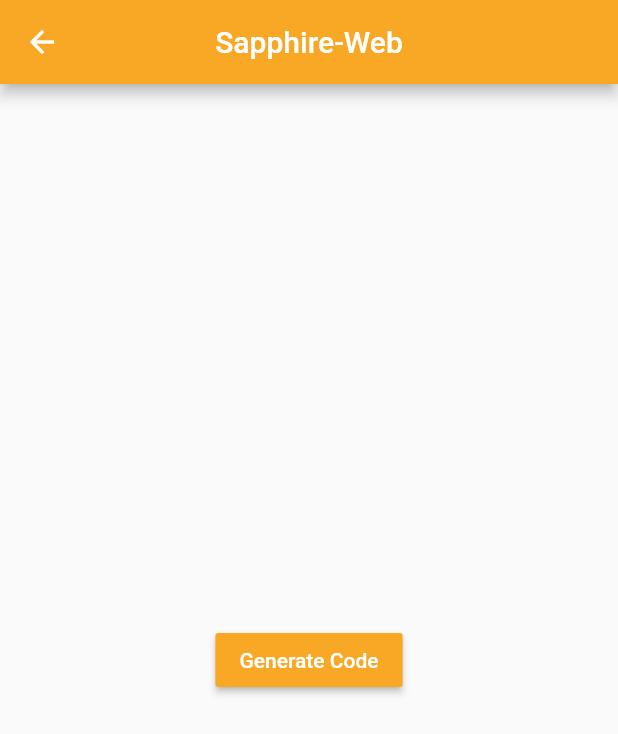
After one commit to skillybaba/sapphiremeet, a Flutter app: the Sapphireweb screen opened by its route, after a tap on "Generate Code", on a phone screen of 412 x 824 dp. The commit adds this screen. Shown: the top 734 px of the screen. Run offline on Flutter 3.47's test engine with Material 2 defaults, Android fonts, the phone set to English and light mode, and no system bars; our stand-ins replace circular_profile_avatar, cloud_firestore, contacts_service, country_code_picker, firebase_auth, firebase_core and 11 more; missing offline and left inert: clipboard, dash_chat, flutter_gradient_colors, flutter_simple_calculator, jitsi_meet, razorpay_flutter and 1 more; accounts and stored records are empty.

Commit message:
21-10-2020'

```diff
--- a/lib/main.dart
+++ b/lib/main.dart
@@ -2,6 +2,7 @@ import 'package:application/screens/aboutus.dart';
 import 'package:application/screens/calculator.dart';
 import 'package:application/screens/contactus.dart';
 import 'package:application/screens/meetHistory.dart';
+import 'package:application/screens/sapphireweb.dart';
 import 'package:application/screens/settings.dart';
 import 'package:flutter/material.dart';
 import './screens/auth.dart';
@@ -36,6 +37,7 @@ void main() {
         "/History":(context)=> History(),
         '/contactus':(context)=> Contactus(),
         '/aboutus' :(context) => Aboutus(),
+        '/web':(context)=> Sapphireweb(),
       },
     ));
 }
--- a/lib/screens/home.dart
+++ b/lib/screens/home.dart
@@ -65,17 +65,20 @@ class _HomeState extends State<Home> {
     return Scaffold(
       key: key,
       drawer: Drawer(
+          child: SingleChildScrollView(
               child: Column(children: [
         UserAccountsDrawerHeader(
           decoration: BoxDecoration(
             color: Colors.yellow[800],
           ),
-          accountName: Text(pref.getStringList('your info')[1],style: TextStyle(fontSize:16),),
-          accountEmail: Text(pref.getStringList('your info')[0],style:TextStyle(fontSize: 14)),
-          currentAccountPicture:
-                  dp != null
+          accountName: Text(
+            pref.getStringList('your info')[1],
+            style: TextStyle(fontSize: 16),
+          ),
+          accountEmail: Text(pref.getStringList('your info')[0],
+              style: TextStyle(fontSize: 14)),
+          currentAccountPicture: dp != null
               ? Container(
-
                   child: FlatButton(
                       onPressed: () async {
                         await showCupertinoDialog(
@@ -89,15 +92,15 @@ class _HomeState extends State<Home> {
                                         FlatButton(
                                             onPressed: () async {
                                               Navigator.pop(context);
-                                                      var crop =
-                                                          await ImageSelect(
-                                                                  context:
-                                                                      context)
+                                              var crop = await ImageSelect(
+                                                      context: context)
                                                   .image();
- setState((){dpcheck=true;});
+                                              setState(() {
+                                                dpcheck = true;
+                                              });
                                               await FireBaseDataBase(
-                                                              number: pref
-                                                                  .getStringList(
+                                                      number:
+                                                          pref.getStringList(
                                                               'your info')[0])
                                                   .addDP(
                                                 crop,
@@ -105,7 +108,7 @@ class _HomeState extends State<Home> {
                                               setState(() {
                                                 ff = false;
                                                 flag = false;
-                                                        dpcheck=false;
+                                                dpcheck = false;
                                               });
                                             },
                                             child: Text("From Gallery",
@@ -113,24 +116,20 @@ class _HomeState extends State<Home> {
                                                     color: Colors.amber,
                                                     fontSize: 21,
                                                     fontWeight:
-                                                                FontWeight
-                                                                    .bold))),
+                                                        FontWeight.bold))),
                                         FlatButton(
                                             onPressed: () async {
                                               Navigator.pop(context);
-                                                      var crop =
-                                                          await ImageSelect(
-                                                                  context:
-                                                                      context,
-                                                                  selecttype:
-                                                                      'camera')
+                                              var crop = await ImageSelect(
+                                                      context: context,
+                                                      selecttype: 'camera')
                                                   .image();
                                               setState(() {
                                                 dpcheck = true;
                                               });
                                               await FireBaseDataBase(
-                                                              number: pref
-                                                                  .getStringList(
+                                                      number:
+                                                          pref.getStringList(
                                                               'your info')[0])
                                                   .addDP(
                                                 crop,
@@ -147,8 +146,7 @@ class _HomeState extends State<Home> {
                                               style: TextStyle(
                                                   color: Colors.amber,
                                                   fontSize: 21,
-                                                          fontWeight:
-                                                              FontWeight.bold),
+                                                  fontWeight: FontWeight.bold),
                                             )),
                                       ],
                                     ))));
@@ -158,7 +156,6 @@ class _HomeState extends State<Home> {
                               radius: 60,
                               key: Key(this.i.toString()),
                               child: Image(
-
                                 image: NetworkImage(dp),
                               ))
                           : SpinKitPulse(color: Colors.white)))
@@ -168,8 +165,7 @@ class _HomeState extends State<Home> {
                     await showCupertinoDialog(
                         context: context,
                         builder: (context) => AlertDialog(
-
-                                       content:Column(
+                                content: Column(
                               children: [
                                 SizedBox(
                                   height: 200,
@@ -177,10 +173,12 @@ class _HomeState extends State<Home> {
                                 FlatButton(
                                     onPressed: () async {
                                       Navigator.pop(context);
-                                          var crop = await ImageSelect(
-                                                  context: context)
+                                      var crop =
+                                          await ImageSelect(context: context)
                                               .image();
-                                               setState((){dpcheck=true;});
+                                      setState(() {
+                                        dpcheck = true;
+                                      });
                                       await FireBaseDataBase(
                                               number: pref.getStringList(
                                                   'your info')[0])
@@ -189,7 +187,7 @@ class _HomeState extends State<Home> {
                                       );
                                       setState(() {
                                         ff = false;
-                                            dpcheck=false;
+                                        dpcheck = false;
                                         flag = false;
                                       });
                                     },
@@ -205,7 +203,9 @@ class _HomeState extends State<Home> {
                                               context: context,
                                               selecttype: 'camera')
                                           .image();
-                                               setState((){dpcheck=true;});
+                                      setState(() {
+                                        dpcheck = true;
+                                      });
                                       await FireBaseDataBase(
                                               number: pref.getStringList(
                                                   'your info')[0])
@@ -216,7 +216,7 @@ class _HomeState extends State<Home> {
                                       setState(() {
                                         ff = false;
                                         flag = false;
-                                            dpcheck=false;
+                                        dpcheck = false;
                                       });
                                     },
                                     child: Text("From Camera",
@@ -233,9 +233,7 @@ class _HomeState extends State<Home> {
                   iconSize: 80,
                   color: Colors.white,
                 ),
-
         ),
-
         ListTile(
             subtitle: Text('click to see about us'),
             onTap: () {
@@ -243,24 +241,20 @@ class _HomeState extends State<Home> {
             },
             leading: Icon(
               Icons.info_outline,
-
             ),
             title: Text(
               'ABOUT US',
-
             )),
         ListTile(
-            subtitle:Text('click here'),
+            subtitle: Text('click here'),
             onTap: () {
               Navigator.pushNamed(context, '/contactus');
             },
             leading: Icon(
               Icons.contact_support_sharp,
-
             ),
             title: Text(
               'CONTACT US',
-
             )),
         ListTile(
             subtitle: Text('click here to use calculator'),
@@ -269,11 +263,9 @@ class _HomeState extends State<Home> {
             },
             leading: Icon(
               Icons.calculate,
-
             ),
             title: Text(
               'CALCULATOR',
-
             )),
         ListTile(
             subtitle: Text('click here to inspect settings'),
@@ -285,12 +277,18 @@ class _HomeState extends State<Home> {
             },
             leading: Icon(
               Icons.settings,
-
             ),
             title: Text(
               'SETTINGS',
-
             )),
+        ListTile(
+          title: Text('SAPPHIRE-WEB'),
+          subtitle: Text('get code to login to the sapphire-web'),
+          leading: Icon(Icons.network_wifi),
+          onTap: () {
+            Navigator.pushNamed(context, '/web');
+          },
+        ),
         ListTile(
             subtitle: Text('click here to upgrade'),
             onTap: () {
@@ -301,25 +299,19 @@ class _HomeState extends State<Home> {
             },
             leading: Icon(
               Icons.upgrade_outlined,
-
             ),
-            title : Text(
+            title: Text(
               'UPGRADE',
-
             )),
         ListTile(
           subtitle: Text('click here to logout'),
           onTap: logout,
-
-         leading:Icon(Icons.logout),
-
-
+          leading: Icon(Icons.logout),
           title: Text(
             "LOGOUT",
-
           ),
         ),
-      ])),
+      ]))),
       appBar: AppBar(
         actions: [
           FlatButton(
--- /dev/null
+++ b/lib/screens/sapphireweb.dart
@@ -0,0 +1,66 @@
+import 'package:cloud_firestore/cloud_firestore.dart';
+import 'package:firebase_core/firebase_core.dart';
+import 'package:flutter/material.dart';
+import 'package:flutter/services.dart';
+import 'package:shared_preferences/shared_preferences.dart';
+import 'package:toast/toast.dart';
+
+class Sapphireweb extends StatefulWidget {
+  @override
+  _SapphirewebState createState() => _SapphirewebState();
+}
+
+class _SapphirewebState extends State<Sapphireweb> {
+  void func(BuildContext context) async {
+    await Firebase.initializeApp();
+    var firestore = FirebaseFirestore.instance;
+    var doc = firestore.doc('web/0ysJuZ64RshAHyBnbMqc');
+    SharedPreferences pref = await SharedPreferences.getInstance();
+    var code = pref.getStringList('your info');
+    var doccode = pref.getString('userdocid').split('/');
+    print(doccode);
+    var codedata =
+        code[1] + doccode[1] + DateTime.now().toString().split(' ')[0]+ DateTime.now().toString().split(' ')[1];
+    print(codedata);
+    doc.update({
+      codedata: pref.getString('userdocid'),
+    });
+    showDialog(
+        context: context,
+        child: AlertDialog(
+          content: Text(codedata),
+          title: Text('your code'),
+          actions: [
+            IconButton(
+              onPressed: () {
+                Clipboard.setData(ClipboardData(text: codedata));
+                Toast.show('Copied', context);
+              },
+              icon: Icon(Icons.copy),
+            )
+          ],
+        ));
+  }
+
+  @override
+  Widget build(BuildContext context) {
+    return Scaffold(
+        appBar: AppBar(
+          backgroundColor: Colors.yellow[800],
+          title: Text('Sapphire-Web'),
+          centerTitle: true,
+        ),
+        body: Center(
+          child: RaisedButton(
+            color: Colors.yellow[800],
+            onPressed: () {
+              func(context);
+            },
+            child: Text(
+              'Generate Code',
+              style: TextStyle(color: Colors.white),
+            ),
+          ),
+        ));
+  }
+}
```
Lines whose indentation alone changed are shown as unchanged.
